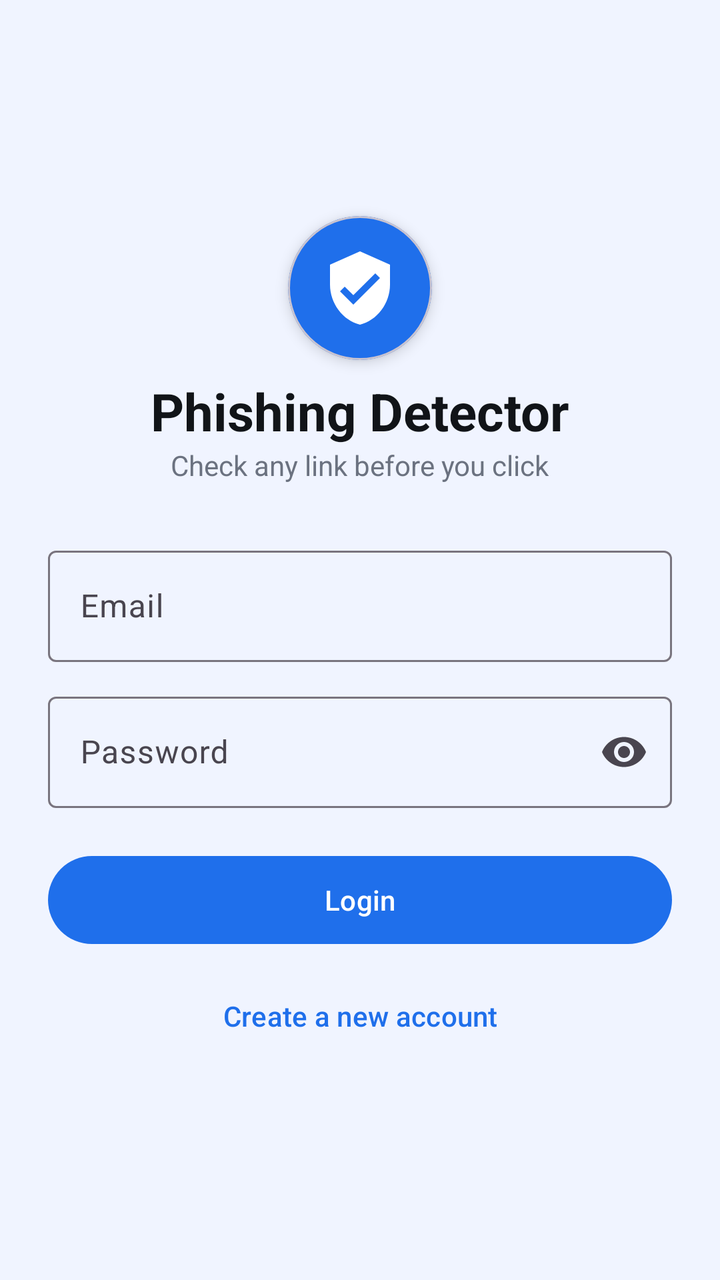
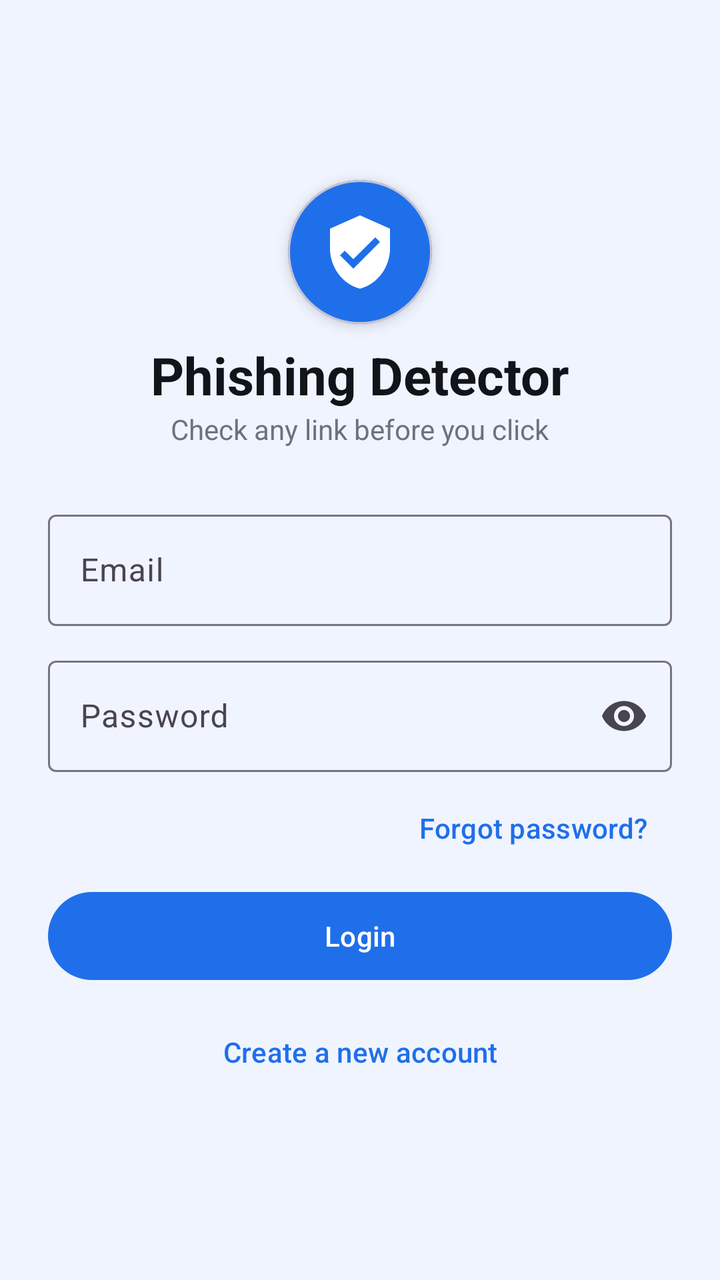

Before-and-after screenshots of an Android layout around one commit, followed by the original layout XML and the change that was made.
<!-- AndroidManifest.xml: application theme Theme.PhishingDetector -->
<!-- res/layout/activity_login.xml -->
<?xml version="1.0" encoding="utf-8"?>
<ScrollView xmlns:android="http://schemas.android.com/apk/res/android"
    xmlns:app="http://schemas.android.com/apk/res-auto"
    android:layout_width="match_parent" android:layout_height="match_parent"
    android:background="@color/bg"
    android:fillViewport="true">
    <LinearLayout android:layout_width="match_parent" android:layout_height="wrap_content"
        android:orientation="vertical" android:gravity="center"
        android:padding="24dp">
        <com.google.android.material.card.MaterialCardView
            android:layout_width="72dp"
            android:layout_height="72dp"
            app:cardCornerRadius="36dp"
            app:cardBackgroundColor="@color/primary"
            app:cardElevation="4dp"
            android:layout_marginBottom="8dp">
            <ImageView
                android:layout_width="match_parent"
                android:layout_height="match_parent"
                android:src="@drawable/ic_shield_white"
                android:padding="16dp"/>
        </com.google.android.material.card.MaterialCardView>
        <TextView android:layout_width="wrap_content" android:layout_height="wrap_content"
            android:text="Phishing Detector" android:textSize="26sp"
            android:textStyle="bold" android:textColor="@color/text"/>
        <TextView android:layout_width="wrap_content" android:layout_height="wrap_content"
            android:text="Check any link before you click" android:textColor="@color/text_muted"
            android:layout_marginBottom="28dp"/>

        <com.google.android.material.textfield.TextInputLayout
            android:layout_width="match_parent" android:layout_height="wrap_content"
            android:hint="Email" style="@style/Widget.Material3.TextInputLayout.OutlinedBox">
            <com.google.android.material.textfield.TextInputEditText
                android:id="@+id/etEmail" android:layout_width="match_parent"
                android:layout_height="wrap_content" android:inputType="textEmailAddress"/>
        </com.google.android.material.textfield.TextInputLayout>

        <com.google.android.material.textfield.TextInputLayout
            android:layout_width="match_parent" android:layout_height="wrap_content"
            android:hint="Password" app:endIconMode="password_toggle"
            android:layout_marginTop="12dp"
            style="@style/Widget.Material3.TextInputLayout.OutlinedBox">
            <com.google.android.material.textfield.TextInputEditText
                android:id="@+id/etPassword" android:layout_width="match_parent"
                android:layout_height="wrap_content" android:inputType="textPassword"/>
        </com.google.android.material.textfield.TextInputLayout>

        <com.google.android.material.button.MaterialButton
            android:id="@+id/btnLogin" android:layout_width="match_parent"
            android:layout_height="52dp" android:text="Login"
            android:layout_marginTop="20dp"/>

        <ProgressBar android:id="@+id/progress" android:layout_width="wrap_content"
            android:layout_height="wrap_content" android:visibility="gone"
            android:layout_marginTop="12dp"/>

        <com.google.android.material.button.MaterialButton
            android:id="@+id/btnGoRegister" android:layout_width="match_parent"
            android:layout_height="wrap_content" android:text="Create a new account"
            style="@style/Widget.Material3.Button.TextButton"
            android:layout_marginTop="8dp"/>
    </LinearLayout>
</ScrollView>
<!-- resources referenced by this layout -->
<resources>
  <color name="bg">#F0F4FF</color>
  <color name="primary">#1F6FEB</color>
  <color name="text">#111418</color>
  <color name="text_muted">#6B7280</color>
  <!-- drawable ic_shield_white (drawable) -->
  <?xml version="1.0" encoding="utf-8"?>
  <vector xmlns:android="http://schemas.android.com/apk/res/android"
      android:width="24dp" android:height="24dp"
      android:viewportWidth="24" android:viewportHeight="24">
      <path android:fillColor="#FFFFFF"
          android:pathData="M12,1L3,5v6c0,5.55 3.84,10.74 9,12 5.16,-1.26 9,-6.45 9,-12V5l-9,-4zM10,17l-4,-4 1.41,-1.41L10,14.17l6.59,-6.59L18,9l-8,8z"/>
  </vector>
  <style name="Theme.PhishingDetector" parent="Theme.Material3.Light.NoActionBar">
          <item name="colorPrimary">@color/primary</item>
          <item name="colorPrimaryDark">@color/primary_dark</item>
          <item name="colorOnPrimary">@color/white</item>
          <item name="android:windowBackground">@color/bg</item>
          <item name="android:statusBarColor" tools:targetApi="l">@color/primary_dark</item>
          <item name="android:forceDarkAllowed">false</item>
      </style>
  <color name="primary_dark">#1452C8</color>
  <color name="white">#FFFFFF</color>
</resources>

<!-- the commit's change to res/layout/activity_login.xml (unified diff, before → after) -->
@@ -46,9 +46,16 @@
         </com.google.android.material.textfield.TextInputLayout>
 
         <com.google.android.material.button.MaterialButton
+            android:id="@+id/btnForgotPassword" android:layout_width="wrap_content"
+            android:layout_height="wrap_content" android:text="Forgot password?"
+            android:layout_gravity="end"
+            style="@style/Widget.Material3.Button.TextButton"
+            android:layout_marginTop="4dp"/>
+
+        <com.google.android.material.button.MaterialButton
             android:id="@+id/btnLogin" android:layout_width="match_parent"
             android:layout_height="52dp" android:text="Login"
-            android:layout_marginTop="20dp"/>
+            android:layout_marginTop="4dp"/>
 
         <ProgressBar android:id="@+id/progress" android:layout_width="wrap_content"
             android:layout_height="wrap_content" android:visibility="gone"
